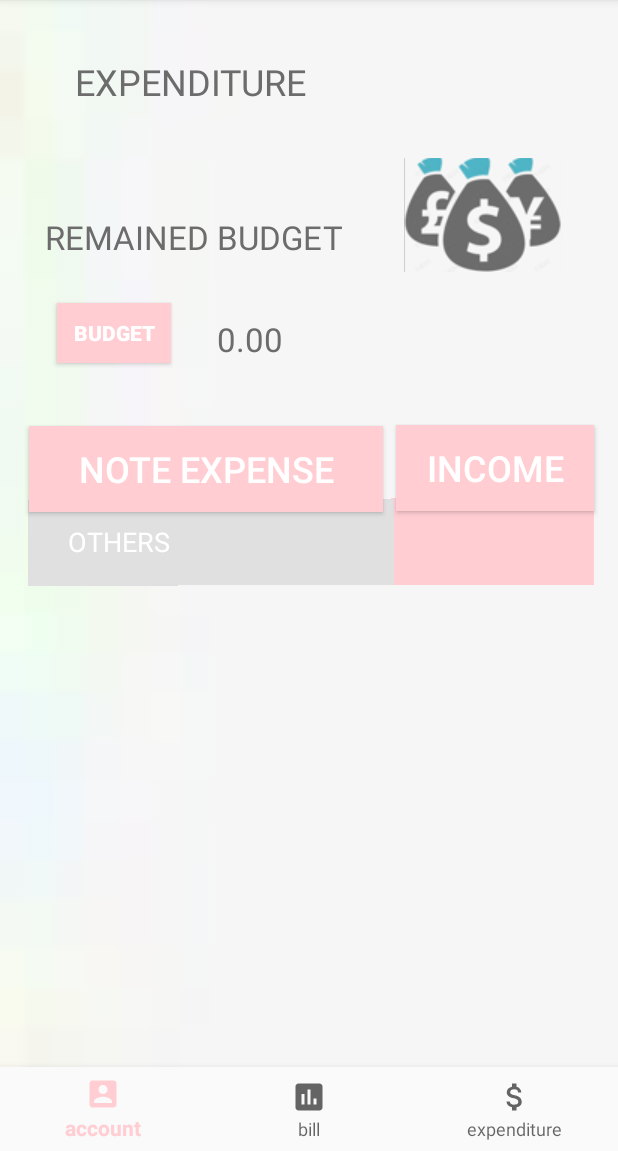
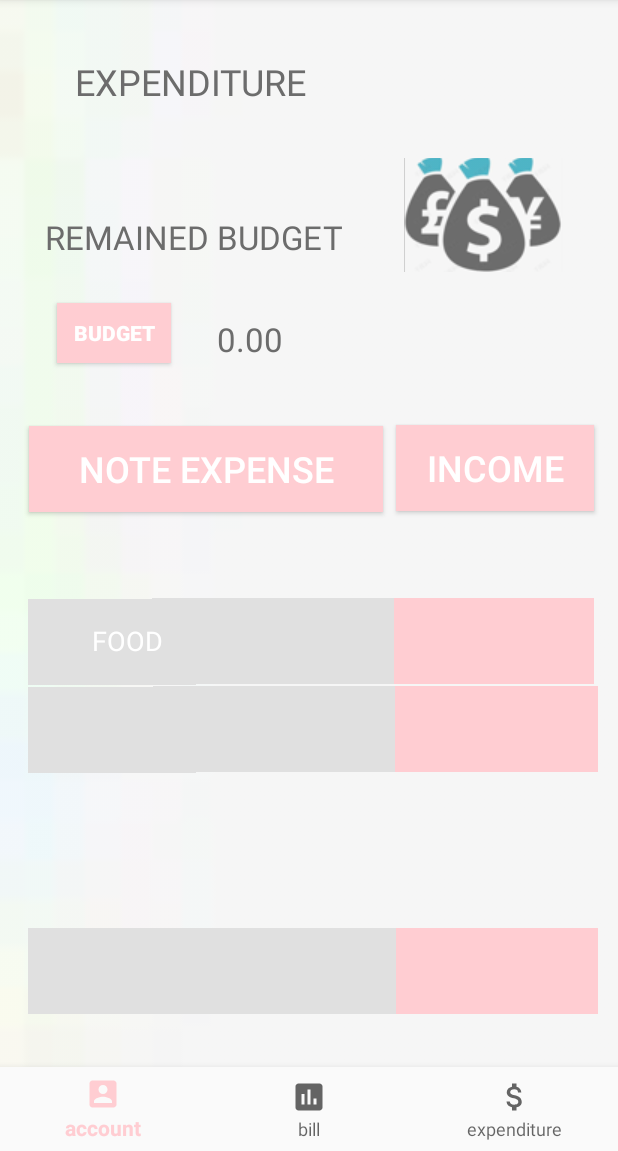
Before and after one commit to ZhaojiaLii/Android-Final-Project-, an Android app: the screen it shows after launch (MainActivity), on a phone screen of 412 x 824 dp, the part 85-1236 px from its top. Run offline under Robolectric (Android 15) with nearby library versions, the phone set to English and light mode, and no system bars.

Commit message:
note_type

```diff
--- a/app/src/main/java/isep/lizhaojia/project1/Activities/Note.java
+++ b/app/src/main/java/isep/lizhaojia/project1/Activities/Note.java
@@ -7,6 +7,7 @@ import android.support.v7.app.AppCompatActivity;
 import android.os.Bundle;
 import android.view.View;
 import android.widget.Button;
+import android.widget.ImageButton;
 import android.widget.Spinner;
 import android.widget.TextView;
 import android.widget.Toast;
@@ -17,10 +18,12 @@ import isep.lizhaojia.project1.R;
 
 public class Note extends AppCompatActivity implements View.OnClickListener {
     Button button0,buttonPoint,buttonConfirm,button1,button2,button3,button4,button5,button6,button7,button8,button9,buttonRe;
+    ImageButton imagefood,imageshopping;
     Spinner spinnerCurrency,spinnerAccount;
     TextView textView_note;
     private String str,str1;
     boolean clr_flag;
+    int food=0,shopping=0;
     //double str1_value;
     ArrayList<String> NoteList = new ArrayList<>();
 
@@ -43,6 +46,8 @@ public class Note extends AppCompatActivity implements View.OnClickListener {
         buttonPoint = (Button) findViewById(R.id.buttonpoint);
         buttonConfirm = (Button) findViewById(R.id.confirm);
         buttonRe = (Button)findViewById(R.id.button13);
+        imagefood=(ImageButton)findViewById(R.id.imageButton_food);
+        imageshopping=(ImageButton)findViewById(R.id.imageButton3);
         textView_note = (TextView)findViewById(R.id.textView_note);
 
         buttonConfirm.setOnClickListener(this);
@@ -58,6 +63,8 @@ public class Note extends AppCompatActivity implements View.OnClickListener {
         button7.setOnClickListener(this);
         button8.setOnClickListener(this);
         button9.setOnClickListener(this);
+        imagefood.setOnClickListener(this);
+        imageshopping.setOnClickListener(this);
 
 
 
@@ -102,6 +109,11 @@ public class Note extends AppCompatActivity implements View.OnClickListener {
                     startActivity(intent4);}
                 break;
 
+            case R.id.imageButton_food:
+                food=+1;
+                break;
+
+
         }
     }
 
@@ -113,10 +125,19 @@ public class Note extends AppCompatActivity implements View.OnClickListener {
         SharedPreferences sharedPreferences = getSharedPreferences("NoteInfo", Context.MODE_PRIVATE);
         SharedPreferences.Editor editor = sharedPreferences.edit();
         editor.putInt("note", NoteList.size());
-        for (int i = 0; i < NoteList.size(); i++) {
-            editor.putString("Note_", NoteList.get(i));
+        if (food==1){
+            for (int i = 0; i < NoteList.size(); i++) {
+                editor.putString("Note_food", NoteList.get(i));
+
+            }
+        }
+        else {
+            for (int i = 0; i < NoteList.size(); i++) {
+                editor.putString("Note_default", NoteList.get(i));
+            }
         }
         editor.commit();
+        food=0;
 
     }
 
--- a/app/src/main/java/isep/lizhaojia/project1/fragments/fragment_bill.java
+++ b/app/src/main/java/isep/lizhaojia/project1/fragments/fragment_bill.java
@@ -59,7 +59,9 @@ public class fragment_bill extends Fragment {
 
         budget();
         trydata();
-        trynotedata();
+        try_notedata();
+        try_notefooddata();
+        //try_noteshoppingdata();
         //gettotal();
 
         ButtonConvertor.setOnClickListener(new View.OnClickListener() {
@@ -134,12 +136,25 @@ public class fragment_bill extends Fragment {
 
     }
 
-    public void trynotedata() {
+    public void try_notedata() {
         SharedPreferences sharedPreferences = getContext().getSharedPreferences("NoteInfo", Context.MODE_PRIVATE);
-        String note = sharedPreferences.getString("Note_", null);
+        String note = sharedPreferences.getString("Note_default", null);
         tryNOTE.setText(note);
-        tryNOTE2.setText("others");
+        tryNOTE2.setText("Others");
 
+    }
+    public void try_notefooddata() {
+        SharedPreferences sharedPreferences = getContext().getSharedPreferences("NoteInfo", Context.MODE_PRIVATE);
+        String note = sharedPreferences.getString("Note_food", null);
+        tryNOTE.setText(note);
+        tryNOTE2.setText("Food");
+    }
+
+    public void try_noteshoppingdata(){
+        SharedPreferences sharedPreferences = getContext().getSharedPreferences("NoteInfo", Context.MODE_PRIVATE);
+        String note = sharedPreferences.getString("Note_shopping", null);
+        tryNOTE.setText(note);
+        tryNOTE2.setText("Shopping");
     }
 
     public void gettotal() {
--- a/app/src/main/res/layout/activity_note.xml
+++ b/app/src/main/res/layout/activity_note.xml
@@ -15,7 +15,7 @@
         android:src="@drawable/background" />
 
     <ImageButton
-        android:id="@+id/imageButton"
+        android:id="@+id/imageButton_food"
         android:layout_width="78dp"
         android:layout_height="75dp"
         android:adjustViewBounds="true"
--- a/app/src/main/res/layout/fragment_bill.xml
+++ b/app/src/main/res/layout/fragment_bill.xml
@@ -148,23 +148,63 @@
 
         android:id="@+id/trySP"
         android:layout_width="135dp"
-        android:layout_height="58dp"
+        android:layout_height="57dp"
         android:layout_marginStart="8dp"
-        android:layout_marginTop="303dp"
         android:layout_marginEnd="8dp"
-        android:layout_marginBottom="8dp"
         android:background="@color/colorPrimary"
+        android:paddingTop="10dp"
         android:textAlignment="center"
         android:textAllCaps="true"
         android:textColor="@android:color/white"
         android:textSize="24sp"
-        android:paddingTop="10dp"
         app:layout_constraintBottom_toBottomOf="parent"
         app:layout_constraintEnd_toEndOf="parent"
         app:layout_constraintHorizontal_bias="0.969"
         app:layout_constraintStart_toStartOf="parent"
         app:layout_constraintTop_toTopOf="parent"
-        app:layout_constraintVertical_bias="0.085" />
+        app:layout_constraintVertical_bias="0.61" />
+
+    <TextView
+
+        android:id="@+id/trySP2"
+        android:layout_width="135dp"
+        android:layout_height="57dp"
+        android:layout_marginStart="8dp"
+        android:layout_marginTop="303dp"
+        android:layout_marginEnd="8dp"
+        android:background="@color/colorPrimary"
+        android:paddingTop="10dp"
+        android:textAlignment="center"
+        android:textAllCaps="true"
+        android:textColor="@android:color/white"
+        android:textSize="24sp"
+        app:layout_constraintBottom_toBottomOf="parent"
+        app:layout_constraintEnd_toEndOf="parent"
+        app:layout_constraintHorizontal_bias="0.98"
+        app:layout_constraintStart_toStartOf="parent"
+        app:layout_constraintTop_toTopOf="parent"
+        app:layout_constraintVertical_bias="0.44" />
+
+    <TextView
+
+        android:id="@+id/trySP3"
+        android:layout_width="138dp"
+        android:layout_height="57dp"
+        android:layout_marginStart="8dp"
+        android:layout_marginTop="303dp"
+        android:layout_marginEnd="8dp"
+        android:background="@color/colorPrimary"
+        android:paddingTop="10dp"
+        android:textAlignment="center"
+        android:textAllCaps="true"
+        android:textColor="@android:color/white"
+        android:textSize="24sp"
+        app:layout_constraintBottom_toBottomOf="parent"
+        app:layout_constraintEnd_toEndOf="parent"
+        app:layout_constraintHorizontal_bias="0.98"
+        app:layout_constraintStart_toStartOf="parent"
+        app:layout_constraintTop_toTopOf="parent"
+        app:layout_constraintVertical_bias="0.9" />
 
     <TextView
 
@@ -172,45 +212,129 @@
         android:layout_width="161dp"
         android:layout_height="57dp"
         android:layout_marginStart="8dp"
-        android:layout_marginTop="303dp"
         android:layout_marginEnd="8dp"
-        android:layout_marginBottom="3dp"
         android:background="#E0E0E0"
+        android:paddingLeft="40dp"
+        android:paddingTop="10dp"
         android:textAlignment="center"
         android:textAllCaps="true"
         android:textColor="@android:color/white"
         android:textSize="24sp"
-        android:paddingTop="10dp"
-        android:paddingLeft="40dp"
         app:layout_constraintBottom_toBottomOf="parent"
         app:layout_constraintEnd_toEndOf="parent"
         app:layout_constraintHorizontal_bias="0.398"
         app:layout_constraintStart_toStartOf="parent"
         app:layout_constraintTop_toTopOf="parent"
-        app:layout_constraintVertical_bias="0.087" />
+        app:layout_constraintVertical_bias="0.61" />
+
+    <TextView
+
+        android:id="@+id/tryNOTE4"
+        android:layout_width="161dp"
+        android:layout_height="57dp"
+        android:layout_marginStart="8dp"
+        android:layout_marginTop="303dp"
+        android:layout_marginEnd="8dp"
+        android:background="#E0E0E0"
+        android:paddingLeft="40dp"
+        android:paddingTop="10dp"
+        android:textAlignment="center"
+        android:textAllCaps="true"
+        android:textColor="@android:color/white"
+        android:textSize="24sp"
+        app:layout_constraintBottom_toBottomOf="parent"
+        app:layout_constraintEnd_toEndOf="parent"
+        app:layout_constraintHorizontal_bias="0.401"
+        app:layout_constraintStart_toStartOf="parent"
+        app:layout_constraintTop_toTopOf="parent"
+        app:layout_constraintVertical_bias="0.44" />
+
+    <TextView
+
+        android:id="@+id/tryNOTE5"
+        android:layout_width="152dp"
+        android:layout_height="57dp"
+        android:layout_marginStart="8dp"
+        android:layout_marginTop="303dp"
+        android:layout_marginEnd="8dp"
+        android:background="#E0E0E0"
+        android:paddingLeft="40dp"
+        android:paddingTop="10dp"
+        android:textAlignment="center"
+        android:textAllCaps="true"
+        android:textColor="@android:color/white"
+        android:textSize="24sp"
+        app:layout_constraintBottom_toBottomOf="parent"
+        app:layout_constraintEnd_toEndOf="parent"
+        app:layout_constraintHorizontal_bias="0.427"
+        app:layout_constraintStart_toStartOf="parent"
+        app:layout_constraintTop_toTopOf="parent"
+        app:layout_constraintVertical_bias="0.9" />
 
     <TextView
 
         android:id="@+id/tryNOTE2"
-        android:layout_width="100dp"
+        android:layout_width="112dp"
+        android:layout_height="57dp"
+        android:layout_marginStart="8dp"
+        android:layout_marginEnd="8dp"
+        android:background="#E0E0E0"
+        android:paddingLeft="20dp"
+        android:paddingTop="15dp"
+        android:textAlignment="center"
+        android:textAllCaps="true"
+        android:textColor="@android:color/white"
+        android:textSize="18sp"
+        app:layout_constraintBottom_toBottomOf="parent"
+        app:layout_constraintEnd_toEndOf="parent"
+        app:layout_constraintHorizontal_bias="0.038"
+        app:layout_constraintStart_toStartOf="parent"
+        app:layout_constraintTop_toTopOf="parent"
+        app:layout_constraintVertical_bias="0.611" />
+
+    <TextView
+
+        android:id="@+id/tryNOTE3"
+        android:layout_width="112dp"
         android:layout_height="57dp"
         android:layout_marginStart="8dp"
         android:layout_marginTop="303dp"
         android:layout_marginEnd="8dp"
-        android:layout_marginBottom="8dp"
         android:background="#E0E0E0"
+        android:paddingLeft="20dp"
+        android:paddingTop="15dp"
         android:textAlignment="center"
         android:textAllCaps="true"
         android:textColor="@android:color/white"
         android:textSize="18sp"
-        android:paddingTop="15dp"
-        android:paddingLeft="20dp"
         app:layout_constraintBottom_toBottomOf="parent"
         app:layout_constraintEnd_toEndOf="parent"
-        app:layout_constraintHorizontal_bias="0.037"
+        app:layout_constraintHorizontal_bias="0.038"
         app:layout_constraintStart_toStartOf="parent"
         app:layout_constraintTop_toTopOf="parent"
-        app:layout_constraintVertical_bias="0.089" />
+        app:layout_constraintVertical_bias="0.442" />
+
+    <TextView
+
+        android:id="@+id/tryNOTE6"
+        android:layout_width="112dp"
+        android:layout_height="57dp"
+        android:layout_marginStart="8dp"
+        android:layout_marginTop="303dp"
+        android:layout_marginEnd="8dp"
+        android:background="#E0E0E0"
+        android:paddingLeft="20dp"
+        android:paddingTop="15dp"
+        android:textAlignment="center"
+        android:textAllCaps="true"
+        android:textColor="@android:color/white"
+        android:textSize="18sp"
+        app:layout_constraintBottom_toBottomOf="parent"
+        app:layout_constraintEnd_toEndOf="parent"
+        app:layout_constraintHorizontal_bias="0.038"
+        app:layout_constraintStart_toStartOf="parent"
+        app:layout_constraintTop_toTopOf="parent"
+        app:layout_constraintVertical_bias="0.9" />
 
     <TextView
 
```
